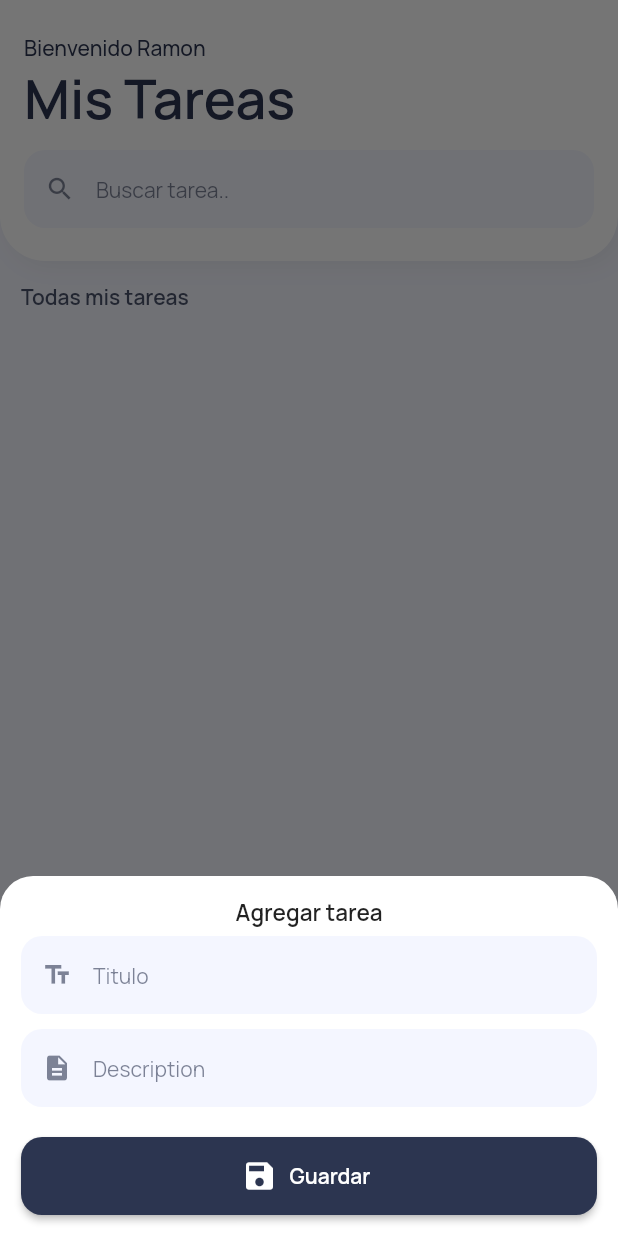
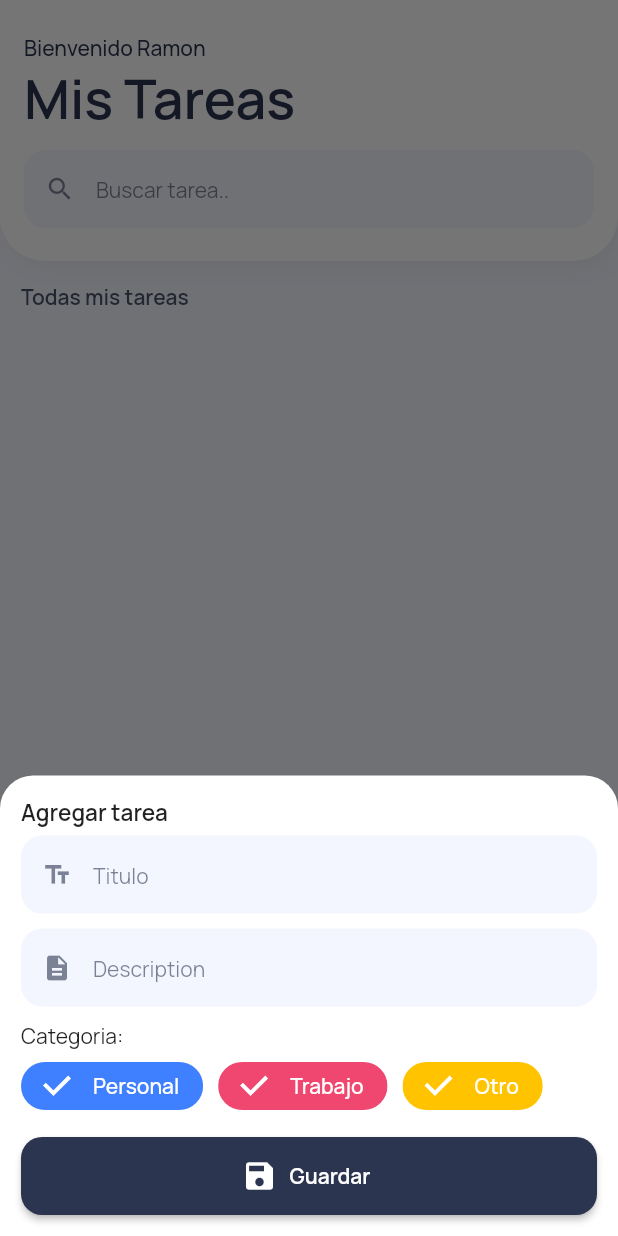
Before and after one commit to Luop98/tasks, a Flutter app: the screen it shows after launch, after a tap on "Nueva Traea", on a phone screen of 412 x 824 dp. Run offline on Flutter 3.47's test engine with Material 2 defaults, Android fonts, the phone set to English and light mode, and no system bars; our stand-ins replace cloud_firestore, firebase_core, google_fonts; accounts and stored records are empty.

Commit message:
decimo septimo video

```diff
--- a/lib/pages/home_page.dart
+++ b/lib/pages/home_page.dart
@@ -26,6 +26,7 @@ class HomePage extends StatelessWidget {
             ),
           ),
           child: Column(
+            crossAxisAlignment: CrossAxisAlignment.start,
             mainAxisSize: MainAxisSize.min,
             children: [
               Text(
@@ -46,6 +47,50 @@ class HomePage extends StatelessWidget {
                 icon: Icons.description,
               ),
               divider10(),
+              Text("Categoria: "),
+              Wrap(
+                crossAxisAlignment: WrapCrossAlignment.start,
+                runAlignment: WrapAlignment.start,
+                spacing: 10.0,
+                children: [
+                  FilterChip(
+                    selected: true,
+                    backgroundColor: kBranSecondaryColor,
+                    padding: const EdgeInsets.symmetric(horizontal: 8.0),
+                    selectedColor: categoryColor["Personal"],
+                    checkmarkColor: Colors.white,
+                    labelStyle: TextStyle(
+                      color: Colors.white,
+                    ),
+                    label: Text("Personal"),
+                    onSelected: (bool value) {},
+                  ),
+                   FilterChip(
+                    selected: true,
+                    backgroundColor: kBranSecondaryColor,
+                    padding: const EdgeInsets.symmetric(horizontal: 8.0),
+                    selectedColor: categoryColor["Trabajo"],
+                    checkmarkColor: Colors.white,
+                    labelStyle: TextStyle(
+                      color: Colors.white,
+                    ),
+                    label: Text("Trabajo"),
+                    onSelected: (bool value) {},
+                  ),
+                   FilterChip(
+                    selected: true,
+                    backgroundColor: kBranSecondaryColor,
+                    padding: const EdgeInsets.symmetric(horizontal: 8.0),
+                    selectedColor: categoryColor["Otro"],
+                    checkmarkColor: Colors.white,
+                    labelStyle: TextStyle(
+                      color: Colors.white,
+                    ),
+                    label: Text("Otro"),
+                    onSelected: (bool value) {},
+                  ),
+                ],
+              ),
               divider10(),
               ButtonNormalWidget(),
             ],
```
